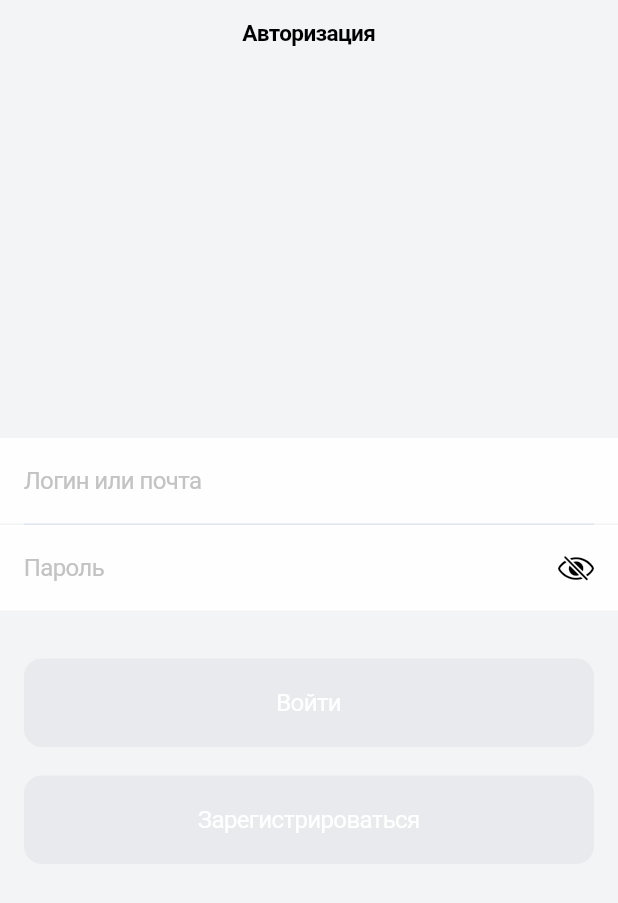
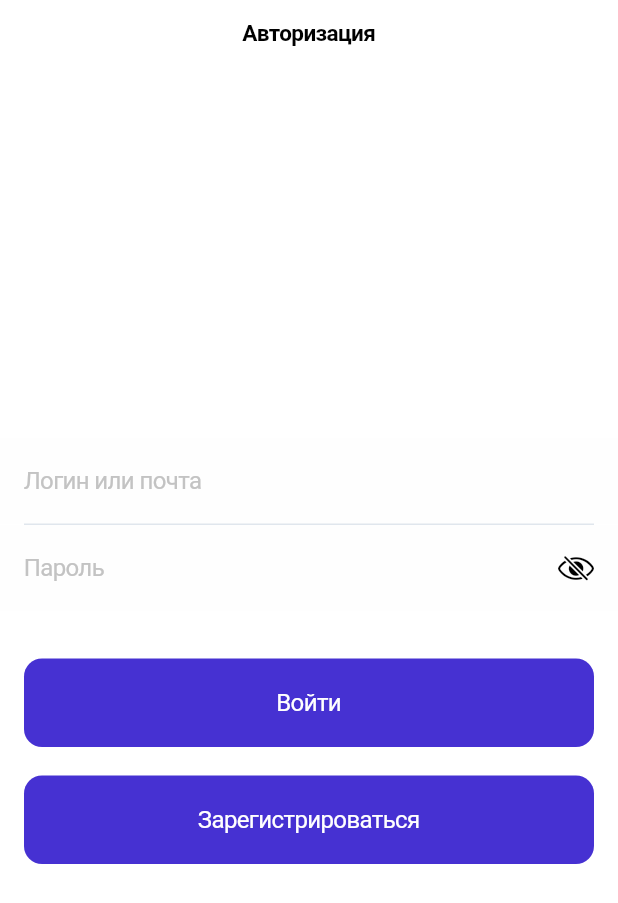
Before and after one commit to Alibalishka/simple_application, a Flutter app: the screen it shows after launch, on a phone screen of 412 x 824 dp. Shown: the top 903 px of the screen. Run offline on Flutter 3.47's test engine with Material 2 defaults, Android fonts, the phone set to English and light mode, and no system bars; our stand-ins replace dio, geolocator, google_maps_flutter; missing offline and left inert: flutter_google_places, google_maps_webservice.

```diff
--- a/lib/src/screens/auth/auth_screen.dart
+++ b/lib/src/screens/auth/auth_screen.dart
@@ -1,3 +1,4 @@
+import 'package:dio/dio.dart';
 import 'package:flutter/cupertino.dart';
 import 'package:flutter_application_1/src/common/widgets/custom_button.dart';
 import 'package:flutter_application_1/src/common/widgets/custom_colors.dart';
@@ -7,6 +8,7 @@ import 'package:flutter_application_1/src/common/widgets/custom_padding.dart';
 import 'package:flutter_application_1/src/common/widgets/custom_text_field.dart';
 import 'package:flutter_application_1/src/common/widgets/custom_text_field_password.dart';
 import 'package:flutter_application_1/src/router/routing_const.dart';
+import 'package:flutter_application_1/src/screens/mainScreen/main_screen.dart';
 
 class AuthScreen extends StatefulWidget {
   const AuthScreen({Key? key}) : super(key: key);
@@ -16,14 +18,19 @@ class AuthScreen extends StatefulWidget {
 }
 
 class _AuthScreenState extends State<AuthScreen> {
+
   bool isVisible = true;
+
+  Dio dio = Dio();
+
+  final TextEditingController emailController = TextEditingController();
+  final TextEditingController passwordController = TextEditingController();
+
   @override
   Widget build(BuildContext context) {
     return CupertinoPageScaffold(
-      backgroundColor: AppColors.scaffoldBackground,
       navigationBar: CupertinoNavigationBar(
         middle: CustomNavigationText(text: 'Авторизация'),
-        backgroundColor: AppColors.white,
         border: Border(),
       ),
       child: SafeArea(
@@ -31,18 +38,56 @@ class _AuthScreenState extends State<AuthScreen> {
           mainAxisAlignment: MainAxisAlignment.center,
           crossAxisAlignment: CrossAxisAlignment.stretch,
           children: [
-            CustomTextField(placeholder: 'Логин или почта'),
+            CustomTextField(
+              placeholder: 'Логин или почта',
+              controller: emailController,
+            ),
             CustomContainer(),
-            CustomTextFieldPassword(placeholder: 'Пароль'),
+            CustomTextFieldPassword(
+              placeholder: 'Пароль',
+              controller: passwordController,
+            ),
             SizedBox(height: 32),
             Padding(
               padding: AppPadings.horizontal,
-              child: CustomButton(text: 'Войти', route: MainRoute),
+              child: CustomButton(
+                text: 'Войти',
+                onPressed: () async{
+                  try{
+                  Response response = await dio.post(
+                    'http://api.codeunion.kz/api/v1/auth/login',
+                    data: {
+                      'email': emailController.text,
+                      'password': passwordController.text,
+                    },
+                  );
+                  print(response.data);
+                  Navigator.pushReplacementNamed(context, MainRoute);
+                  } on DioError catch (e){
+                    showCupertinoModalPopup(
+                      context: context,
+                      builder: (context){
+                        return CupertinoAlertDialog(
+                          title: Text('Ошибка'),
+                          content: Text('Неправильный логин или проль!'),
+                          actions: [
+                            CupertinoButton(
+                              child: Text('OK'),
+                              onPressed: () => Navigator.pop(context),
+                            ),
+                          ],
+                        );
+                      },
+                    );
+                    throw e;
+                  }
+                },
+              ),
             ),
             SizedBox(height: 19),
             Padding(
               padding: AppPadings.horizontal,
-              child: CustomButton(text: 'Зарегистрироваться', route: RegisterRoute),
+              child: CustomButton(text: 'Зарегистрироваться', onPressed: () => Navigator.pushNamed(context, RegisterRoute)),
             ),
           ],
         ),
```
